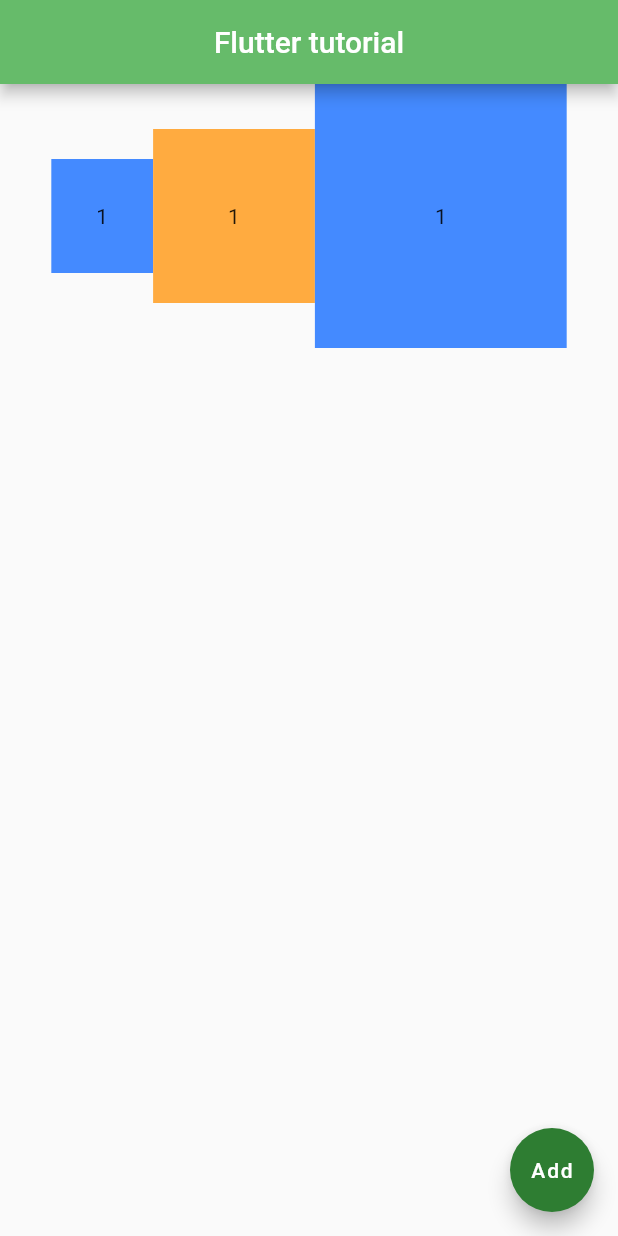
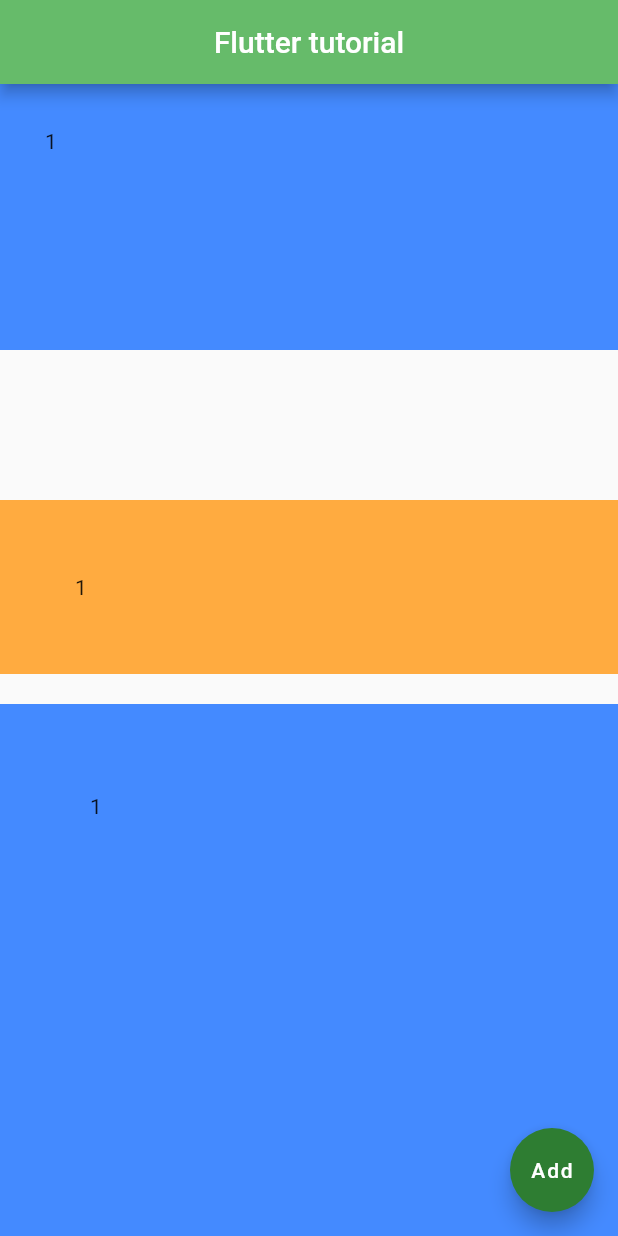
Before and after one commit to LyubashaBurkova/Flutter, a Flutter app: the screen it shows after launch, on a phone screen of 412 x 824 dp. Run offline on Flutter 3.47's test engine with Material 2 defaults, Android fonts, the phone set to English and light mode, and no system bars.

Commit message:
SizedBox, Expanded

```diff
--- a/lib/main.dart
+++ b/lib/main.dart
@@ -14,29 +14,34 @@ class FlutterTutorialApp extends StatelessWidget {
           centerTitle: true,
           backgroundColor: Colors.green[400],
         ),
-        body: Row(
+        body: Column(
             mainAxisAlignment: MainAxisAlignment.center,
-          crossAxisAlignment: CrossAxisAlignment.baseline,//линия выравнивания текста
+            crossAxisAlignment: CrossAxisAlignment.stretch,
+            //линия выравнивания текста
             //для нее обязателен textBaseline
             textBaseline: TextBaseline.alphabetic,
             children: [
-            Container(
+              Expanded(
+                flex:1,
+                child: Container(
                     color: Colors.blueAccent,
                     padding: EdgeInsets.all(30),
-                child: Text("1")
+                    child: Text("1")),
               ),
+              SizedBox(height: 100),
               Container(
                   color: Colors.orangeAccent,
                   padding: EdgeInsets.all(50),
-                child: Text("1")
+                  child: Text("1")),
+              SizedBox(height: 20),
+              Expanded(
+                flex: 2,
+                child: Container(
+                    color: Colors.blueAccent,
+                    padding: EdgeInsets.all(60),
+                    child: Text("1")),
               ),
-            Container(
-                color: Colors.blueAccent,
-                padding: EdgeInsets.all(80),
-                child: Text("1")
-            ),
-          ]
-        ),
+            ]),
         floatingActionButton: FloatingActionButton(
             child: Text("Add"),
             backgroundColor: Colors.green[800],
```
Lines whose indentation alone changed are shown as unchanged.
